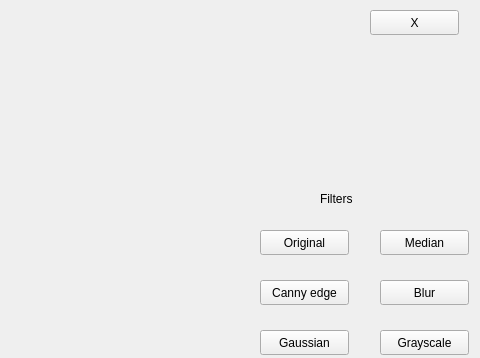
First picture: the form in exported/main.ui, repository Rod5919/QT-and-image-preprocessing, before the edit; both pictures show x 160 to 640 and y 0 to 358 of the 640 by 480 pixel window.
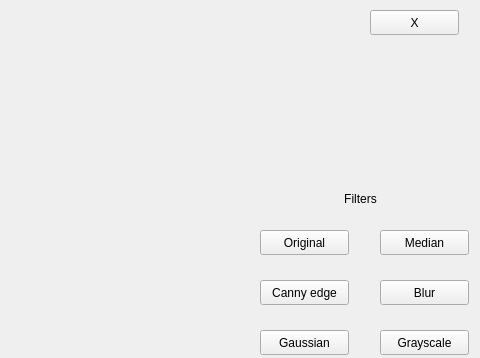
Second picture: the form after the edit.

Commit message: alignment center

```diff
--- a/exported/main.ui
+++ b/exported/main.ui
@@ -104,6 +104,9 @@
     <property name="text">
      <string>Filters</string>
     </property>
+    <property name="alignment">
+     <set>Qt::AlignCenter</set>
+    </property>
    </widget>
    <widget class="QLabel" name="label_2">
     <property name="geometry">
```
The commit also changes 2 other files.
